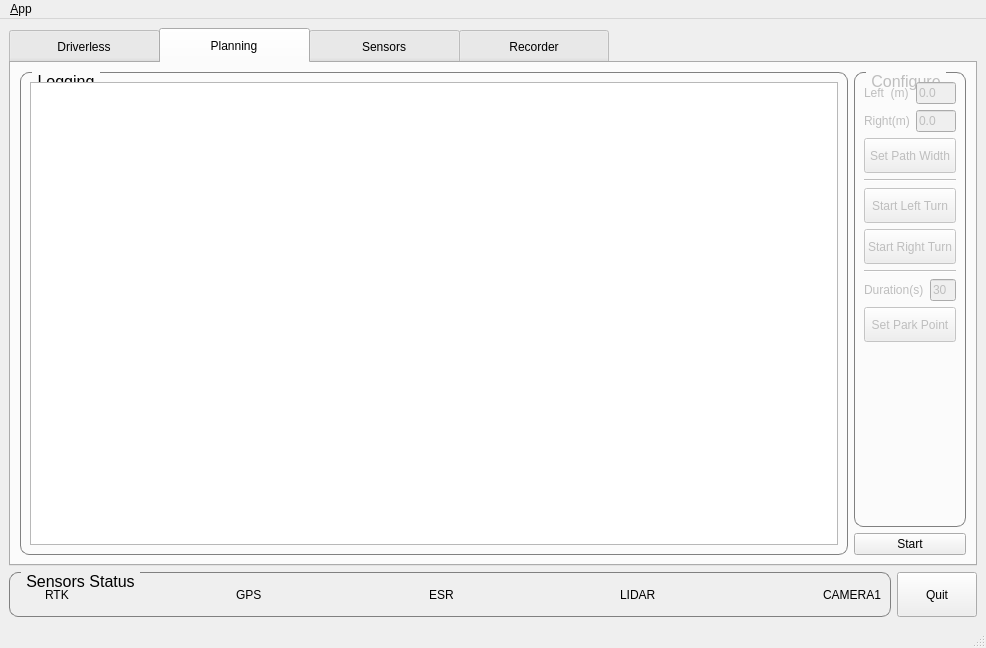
This is ui/main_window.ui in CastielLiu/av_console as Qt 5 draws it before an edit. The edited form follows.
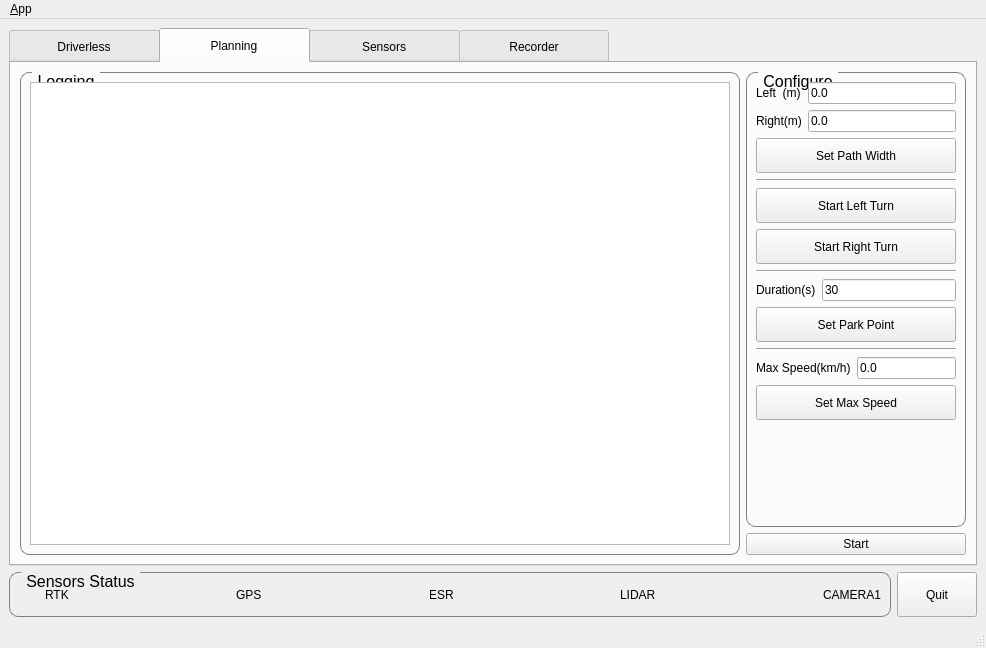
This is the edited form. Icons and pictures are not drawn. Custom widgets are drawn as their Qt base class.

Commit message: add maxSpeed range recorder

Diff of the .ui file:
```diff
--- a/ui/main_window.ui
+++ b/ui/main_window.ui
@@ -611,7 +611,13 @@
           <item>
            <widget class="QGroupBox" name="groupBox_pathPlanConfig">
             <property name="enabled">
-             <bool>false</bool>
+             <bool>true</bool>
+            </property>
+            <property name="minimumSize">
+             <size>
+              <width>220</width>
+              <height>0</height>
+             </size>
             </property>
             <property name="styleSheet">
              <string notr="true">QGroupBox {
@@ -800,6 +806,56 @@
                </property>
               </widget>
              </item>
+             <item>
+              <widget class="Line" name="line_8">
+               <property name="orientation">
+                <enum>Qt::Horizontal</enum>
+               </property>
+              </widget>
+             </item>
+             <item>
+              <layout class="QHBoxLayout" name="horizontalLayout_25">
+               <item>
+                <widget class="QLabel" name="label_17">
+                 <property name="text">
+                  <string>Max Speed(km/h)</string>
+                 </property>
+                </widget>
+               </item>
+               <item>
+                <widget class="QLineEdit" name="lineEdit_roadMaxSpeed">
+                 <property name="minimumSize">
+                  <size>
+                   <width>0</width>
+                   <height>0</height>
+                  </size>
+                 </property>
+                 <property name="text">
+                  <string>0.0</string>
+                 </property>
+                </widget>
+               </item>
+              </layout>
+             </item>
+             <item>
+              <widget class="QPushButton" name="pushButton_setRoadMaxSpeed">
+               <property name="minimumSize">
+                <size>
+                 <width>0</width>
+                 <height>35</height>
+                </size>
+               </property>
+               <property name="styleSheet">
+                <string notr="true">font: 10pt &quot;Sans Serif&quot;;</string>
+               </property>
+               <property name="text">
+                <string>Set Max Speed</string>
+               </property>
+               <property name="checkable">
+                <bool>true</bool>
+               </property>
+              </widget>
+             </item>
              <item>
               <spacer name="verticalSpacer_6">
                <property name="orientation">
```
The commit also changes 8 other files.
